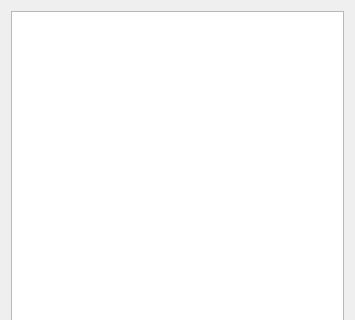
Qt form OOP - ProperTrenchCoats-GUI/ProperTrenchCoatsGUI.ui (AdrianM20/OOP---ProperTrenchCoats-GUI) before a commit; both pictures show x 0 to 355 and y 0 to 320 of the 355 by 563 pixel window.
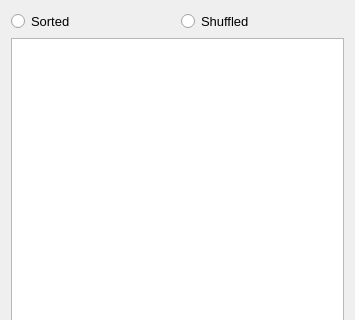
The same form after that commit.

```diff
--- a/OOP - ProperTrenchCoats-GUI/ProperTrenchCoatsGUI.ui
+++ b/OOP - ProperTrenchCoats-GUI/ProperTrenchCoatsGUI.ui
@@ -20,6 +20,34 @@
    <string>Proper Trench Coats</string>
   </property>
   <layout class="QVBoxLayout" name="verticalLayout_3">
+   <item>
+    <layout class="QHBoxLayout" name="horizontalLayout_3">
+     <item>
+      <widget class="QRadioButton" name="sortedButton">
+       <property name="font">
+        <font>
+         <pointsize>10</pointsize>
+        </font>
+       </property>
+       <property name="text">
+        <string>Sorted</string>
+       </property>
+      </widget>
+     </item>
+     <item>
+      <widget class="QRadioButton" name="shuffledButton">
+       <property name="font">
+        <font>
+         <pointsize>10</pointsize>
+        </font>
+       </property>
+       <property name="text">
+        <string>Shuffled</string>
+       </property>
+      </widget>
+     </item>
+    </layout>
+   </item>
    <item>
     <widget class="QListWidget" name="coatsList">
      <property name="font">
```
